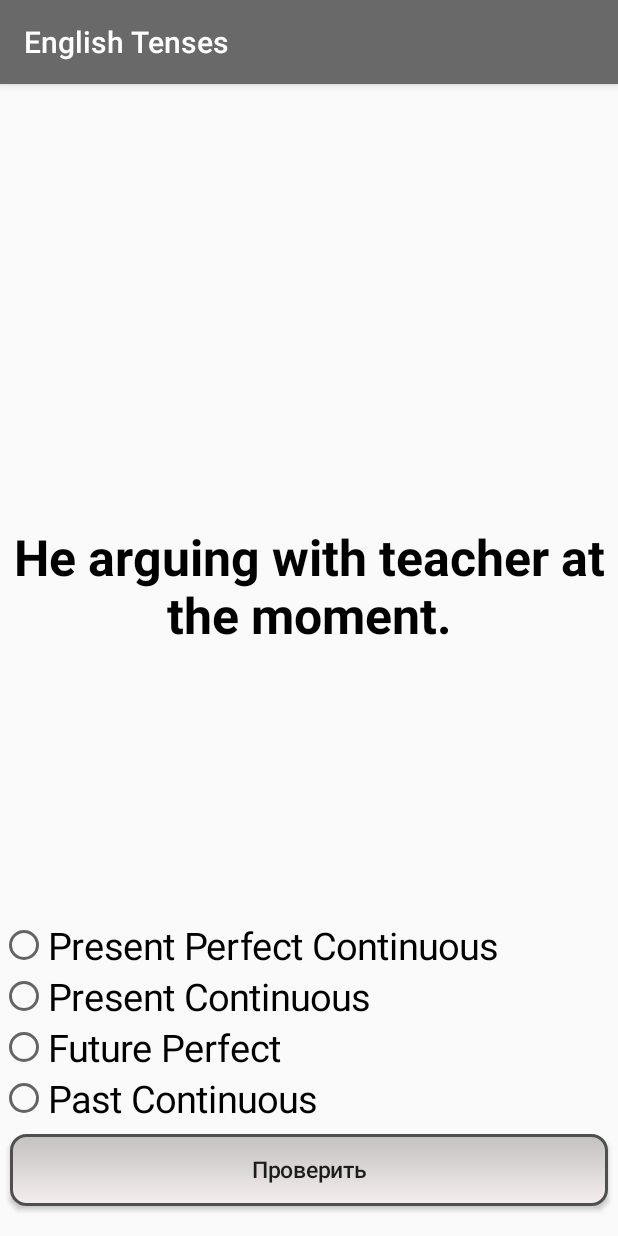
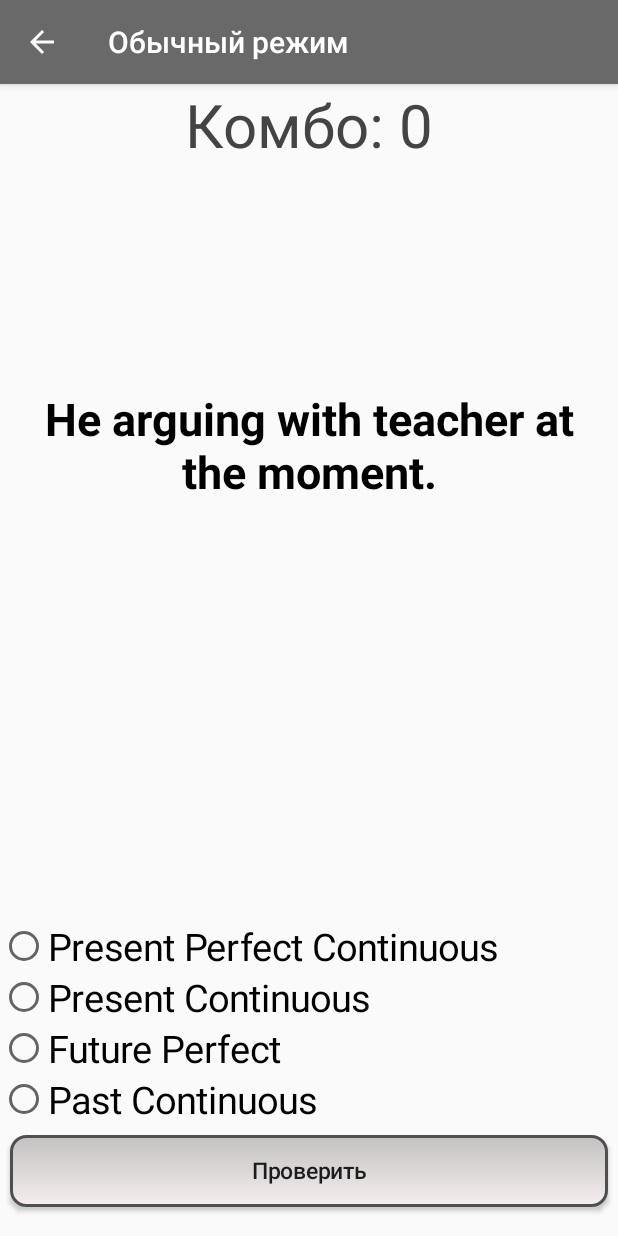
Before and after one commit to Riobener/EnglishTenses, an Android app: the PracticeActivity screen opened directly, with no data from a screen before it, on a phone screen of 412 x 824 dp. Run offline under Robolectric (Android 15) with nearby library versions, the phone set to English and light mode, and no system bars; 2 statements that could not run were skipped.

Commit message:
500+ lines of useless code reached. The application is slowly approaching to release.

```diff
--- a/app/src/main/AndroidManifest.xml
+++ b/app/src/main/AndroidManifest.xml
@@ -25,7 +25,8 @@
                 android:name="android.support.PARENT_ACTIVITY"
                 android:value="riobener.englishtenses.StartActivity" />
         </activity>
-        <activity android:name=".PracticeActivity"></activity>
+        <activity android:name=".PracticeActivity"
+            android:parentActivityName=".StartActivity"></activity>
     </application>
 
 </manifest>
--- a/app/src/main/java/riobener/englishtenses/InfoActivity.java
+++ b/app/src/main/java/riobener/englishtenses/InfoActivity.java
@@ -1,6 +1,7 @@
 package riobener.englishtenses;
 
 import android.content.Intent;
+import android.content.pm.ActivityInfo;
 import android.content.res.Resources;
 import android.media.Image;
 import android.os.Bundle;
@@ -27,7 +28,7 @@ public class InfoActivity extends AppCompatActivity {
         requestWindowFeature(Window.FEATURE_NO_TITLE);
         getWindow().addFlags(WindowManager.LayoutParams.FLAG_FULLSCREEN);
         setContentView(R.layout.activity_info);
-
+        setRequestedOrientation(ActivityInfo.SCREEN_ORIENTATION_PORTRAIT);
         intentFrom = this.getIntent();
         title = intentFrom.getStringExtra("title");
         setTitle("");
--- a/app/src/main/java/riobener/englishtenses/PracticeActivity.java
+++ b/app/src/main/java/riobener/englishtenses/PracticeActivity.java
@@ -4,7 +4,9 @@ package riobener.englishtenses;
 import android.app.Dialog;
 import android.content.Intent;
 import android.content.pm.ActivityInfo;
+import android.content.res.ColorStateList;
 import android.graphics.Color;
+import android.graphics.PorterDuff;
 import android.graphics.drawable.ColorDrawable;
 import android.os.CountDownTimer;
 import android.support.annotation.IdRes;
@@ -12,12 +14,14 @@ import android.support.v7.app.ActionBar;
 import android.support.v7.app.AlertDialog;
 import android.support.v7.app.AppCompatActivity;
 import android.os.Bundle;
+import android.view.MenuItem;
 import android.view.View;
 import android.view.ViewGroup;
 import android.view.Window;
 import android.view.WindowManager;
 import android.widget.AbsListView;
 import android.widget.Button;
+import android.widget.ProgressBar;
 import android.widget.RadioButton;
 import android.widget.RadioGroup;
 import android.widget.RelativeLayout;
@@ -46,6 +50,7 @@ public class PracticeActivity extends AppCompatActivity {
     boolean checkWithoutButton = false;
     ViewGroup radioLayout;
     ViewGroup textLayout;
+    ViewGroup progressLayout;
     RadioGroup radioGroup;
     RadioButton[] radButton;
     Button chext;
@@ -53,7 +58,9 @@ public class PracticeActivity extends AppCompatActivity {
     TextView timerText;
     TextView statusMes;
     TextView mainText;
+    TextView comboText;
     Intent intent;
+    ProgressBar survivalBar;
     int mode;
 
     @Override
@@ -63,7 +70,7 @@ public class PracticeActivity extends AppCompatActivity {
         getWindow().addFlags(WindowManager.LayoutParams.FLAG_FULLSCREEN);
         setContentView(R.layout.activity_practice);
         setRequestedOrientation(ActivityInfo.SCREEN_ORIENTATION_PORTRAIT);
-
+        getSupportActionBar().setDisplayHomeAsUpEnabled(true);
         intent = this.getIntent();
         bundle = intent.getExtras();
         //normal mode = 0, time mode = 1, survival mode = 2
@@ -73,7 +80,7 @@ public class PracticeActivity extends AppCompatActivity {
         statusMes = (TextView)findViewById(R.id.status);
         radioGroup = (RadioGroup)findViewById(R.id.varOfAnswers);
         mainText = (TextView)findViewById(R.id.mainText);
-        if(mode==1){
+        if(mode==1||mode==2){
             RelativeLayout.LayoutParams radioGroupParams = new RelativeLayout.LayoutParams(RadioGroup.LayoutParams.WRAP_CONTENT,
                     RadioGroup.LayoutParams.WRAP_CONTENT);
             radioGroupParams.setMargins(0,0,0,100);
@@ -101,25 +108,27 @@ public class PracticeActivity extends AppCompatActivity {
         }
 
         if(mode == 1){
+            getSupportActionBar().setTitle("Режим на время");
             checkWithoutButton = true;
-            textLayout = (ViewGroup)findViewById(R.id.textRelative);
+            progressLayout = (ViewGroup)findViewById(R.id.progressLayout);
             timerText = new TextView(this);
             timerText.setLayoutParams(new RelativeLayout.LayoutParams(ViewGroup.LayoutParams.WRAP_CONTENT,
-                    ViewGroup.LayoutParams.WRAP_CONTENT));
+                    ViewGroup.LayoutParams.MATCH_PARENT));
             RelativeLayout.LayoutParams relativeParams = (RelativeLayout.LayoutParams)timerText.getLayoutParams();
-            relativeParams.addRule(RelativeLayout.ALIGN_TOP);
             relativeParams.addRule(RelativeLayout.CENTER_HORIZONTAL);
             timerText.setLayoutParams(relativeParams);
             timerText.setText("00:00");
-            timerText.setTextSize(60);
+            timerText.setTextSize(50);
             timerText.setTextColor(Color.BLACK);
-            textLayout.addView(timerText);
+            progressLayout.addView(timerText);
             startReadyDialogTimer();
             startPractice();
 
 
         }else if(mode == 0){
+            getSupportActionBar().setTitle("Обычный режим");
             checkWithoutButton = false;
+            progressLayout = (ViewGroup)findViewById(R.id.progressLayout);
             radioLayout = (ViewGroup)findViewById(R.id.layoutWithRadio);
             chext = new Button(this);
             chext.setLayoutParams(new RelativeLayout.LayoutParams(ViewGroup.LayoutParams.MATCH_PARENT,
@@ -134,6 +143,17 @@ public class PracticeActivity extends AppCompatActivity {
             chext.setAllCaps(false);
             chext.setTextSize(15);
             radioLayout.addView(chext);
+            comboText = new TextView(this);
+            comboText.setLayoutParams(new RelativeLayout.LayoutParams(ViewGroup.LayoutParams.MATCH_PARENT,
+                    ViewGroup.LayoutParams.WRAP_CONTENT));
+            RelativeLayout.LayoutParams comboParams = (RelativeLayout.LayoutParams)comboText.getLayoutParams();
+            comboParams.addRule(RelativeLayout.CENTER_HORIZONTAL);
+            comboText.setLayoutParams(comboParams);
+            comboText.setText("Комбо: "+combo);
+            comboText.setTextSize(40);
+            comboText.setTextColor(Color.DKGRAY);
+            comboText.setTextAlignment(View.TEXT_ALIGNMENT_CENTER);
+            progressLayout.addView(comboText);
             startPractice();
             chext.setOnClickListener(new View.OnClickListener() {
                 @Override
@@ -153,6 +173,29 @@ public class PracticeActivity extends AppCompatActivity {
                 }
             });
         }else if(mode==2){
+            getSupportActionBar().setTitle("Режим выживание");
+            checkWithoutButton = true;
+            progressLayout = (ViewGroup)findViewById(R.id.progressLayout);
+            survivalBar = new ProgressBar(this,null,android.R.attr.progressBarStyleHorizontal);
+
+            survivalBar.setLayoutParams(new RelativeLayout.LayoutParams(ViewGroup.LayoutParams.MATCH_PARENT,
+                    ViewGroup.LayoutParams.MATCH_PARENT));
+
+            RelativeLayout.LayoutParams progressParams = (RelativeLayout.LayoutParams)survivalBar.getLayoutParams();
+            progressParams.addRule(RelativeLayout.CENTER_HORIZONTAL);
+            progressParams.setMargins(20,10,20,0);
+            survivalBar.setLayoutParams(progressParams);
+            survivalBar.setProgress(50);
+            survivalBar.setScaleY(7f);
+            survivalBar.getProgressDrawable().setColorFilter(Color.GREEN, android.graphics.PorterDuff.Mode.SRC_IN);
+
+            progressLayout.addView(survivalBar);
+
+            startPractice();
+
+
+
+
 
         }
     }
@@ -329,10 +372,12 @@ private void showStatus(){
     if(radButton[position].getText().equals(correctAnswer)){
         statusMes.setTextColor(Color.GREEN);
         statusMes.setText("Правильно!");
+        addCombo();
 
     }else{
         statusMes.setTextColor(Color.RED);
         statusMes.setText("Не правильно! Правильный ответ: "+correctAnswer);
+        breakCombo();
     }
 
 }
@@ -375,7 +420,15 @@ private boolean radioIsChecked(){
 
         String timeFormat = String.format(Locale.getDefault(),"%02d:%02d",min,sec);
         timerText.setText(timeFormat);
-
+    }
+    public int combo = 0;
+    void addCombo(){
+        combo++;
+        comboText.setText("Комбо: "+combo);
+    }
+    void breakCombo(){
+        combo = 0;
+        comboText.setText("Комбо: "+combo);
     }
     void startReadyDialogTimer(){
         final Dialog alertDialog = new Dialog(this);
@@ -454,9 +507,23 @@ private boolean radioIsChecked(){
         if(mode==1){
             mCountDownTimer.cancel();
             finish();
+            startActivity(new Intent(PracticeActivity.this,StartActivity.class));
+        }else{
+
+            finish();
+            startActivity(new Intent(PracticeActivity.this,StartActivity.class));
+        }
+
+    }
+    @Override
+    public boolean onOptionsItemSelected(MenuItem item) {
+        if(item.getItemId()==android.R.id.home&&mode==1){
+            mCountDownTimer.cancel();
+            finish();
+
         }else{
             finish();
         }
-
+        return super.onOptionsItemSelected(item);
     }
 }
--- a/app/src/main/res/layout/activity_practice.xml
+++ b/app/src/main/res/layout/activity_practice.xml
@@ -7,7 +7,13 @@
     android:orientation="vertical"
     tools:context="riobener.englishtenses.PracticeActivity">
 
+    <RelativeLayout
+        android:id="@+id/progressLayout"
+        android:layout_width="match_parent"
+        android:layout_height="match_parent"
+        android:layout_weight="1.4">
 
+    </RelativeLayout>
     <RelativeLayout
         android:id="@+id/textRelative"
         android:layout_width="match_parent"
@@ -16,14 +22,14 @@
         >
 
         <TextView
-            android:layout_alignParentBottom="true"
+            android:layout_centerInParent="true"
             android:id="@+id/mainText"
             android:layout_width="match_parent"
             android:layout_height="wrap_content"
             android:textAlignment="gravity"
             android:gravity="center"
             android:padding="8dp"
-            android:textSize="33dp"
+            android:textSize="30dp"
             android:textColor="#000000"
             android:textAllCaps="false"
             android:textStyle="bold"
@@ -38,18 +44,16 @@
         android:layout_width="match_parent"
         android:layout_height="match_parent"
         android:gravity="bottom"
-        android:layout_weight="1"
+        android:layout_weight="0.8"
         >
 
         <TextView
             android:id="@+id/status"
             android:layout_width="match_parent"
             android:layout_height="wrap_content"
-            android:layout_marginBottom="10dp"
-            android:layout_marginTop="10dp"
+            android:layout_marginBottom="5dp"
             android:textSize="20dp"
             android:layout_above="@+id/varOfAnswers"
-
             />
 
 
```
Also changed, not shown: app/src/main/java/riobener/englishtenses/StartActivity.java (+8 -1 lines).
